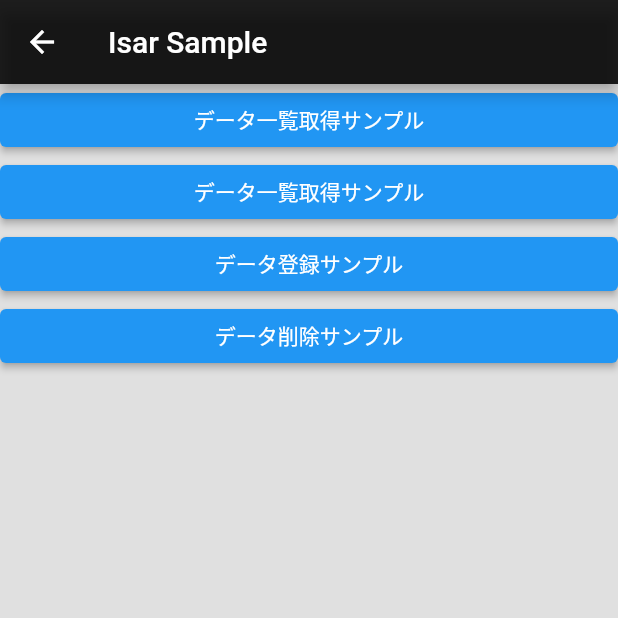
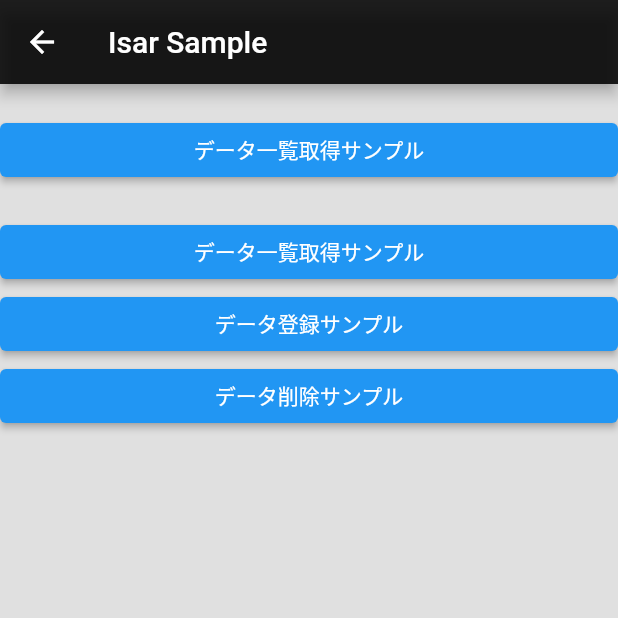
Before and after one commit to Shibata-Nanami/flutter_task_6, a Flutter app: the SampleIsarPage screen opened directly, on a phone screen of 412 x 824 dp, the top half of it. Run offline on Flutter 3.47's test engine with Material 2 defaults, Android fonts, the phone set to English and light mode, and no system bars; our stand-ins replace go_router, isar; accounts and stored records are empty; generated files the repository leaves out were written again; statements that could not run were skipped.

Commit message:
お試しpadding

```diff
--- a/lib/presentation/sample_isar_page.dart
+++ b/lib/presentation/sample_isar_page.dart
@@ -20,13 +20,16 @@ class SampleIsarPage extends StatelessWidget {
       ),
       body: CustomScrollView(
         slivers: [
-          SliverToBoxAdapter(
+          SliverPadding(
+            padding: const EdgeInsets.symmetric(vertical: 20),
+            sliver: SliverToBoxAdapter(
               child: ElevatedButton(
                 onPressed: () async {
                   final todoList = await dataSource.fetchTodoList();
                   debugPrint(todoList.toString());
                 },
                 child: const Text('データ一覧取得サンプル'),
+              ),
             ),
           ),
           SliverToBoxAdapter(
```
Lines whose indentation alone changed are shown as unchanged.
